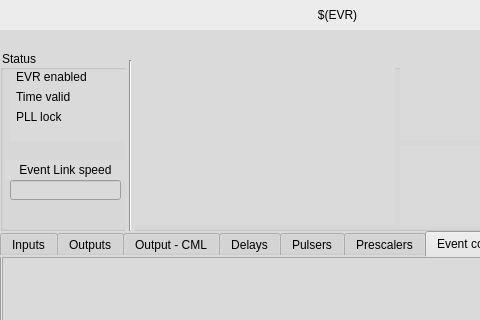
Qt form ui/EVR/G_EVR_master.ui (epics-modules/mrfioc2) before a commit; both pictures show x 0 to 480 and y 0 to 320 of the 676 by 676 pixel window.
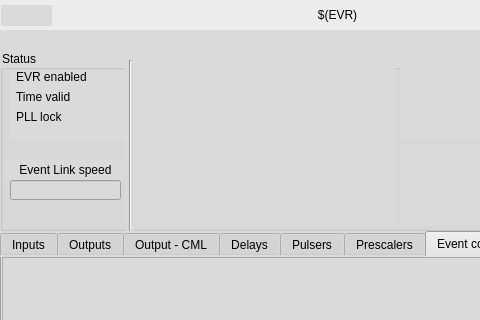
The same form after that commit. The open tabs and pages were chosen to show the change. Custom widgets are drawn as their Qt base class.

Commit message: [COSYLAB-39] made prescaler and pulser widgets bigger, added expert screen

```diff
--- a/ui/EVR/G_EVR_master.ui
+++ b/ui/EVR/G_EVR_master.ui
@@ -5916,9 +5916,43 @@
      </widget>
     </widget>
    </widget>
+   <widget class="caRelatedDisplay" name="carelateddisplay_3">
+    <property name="geometry">
+     <rect>
+      <x>1</x>
+      <y>5</y>
+      <width>51</width>
+      <height>21</height>
+     </rect>
+    </property>
+    <property name="toolTip">
+     <string>Detailed SFP information</string>
+    </property>
+    <property name="background">
+     <color>
+      <red>183</red>
+      <green>157</green>
+      <blue>92</blue>
+     </color>
+    </property>
+    <property name="labels">
+     <string notr="true">Expert</string>
+    </property>
+    <property name="files">
+     <string notr="true">G_EVR_expert.ui</string>
+    </property>
+    <property name="args">
+     <string notr="true">EVR=$(EVR)</string>
+    </property>
+   </widget>
   </widget>
  </widget>
  <customwidgets>
+  <customwidget>
+   <class>caRelatedDisplay</class>
+   <extends>QWidget</extends>
+   <header>caRelatedDisplay</header>
+  </customwidget>
   <customwidget>
    <class>caLabel</class>
    <extends>QLabel</extends>
```
Left out of the diff: 4 changed lines with no effect on the pictures. The commit also changes 7 other files.
